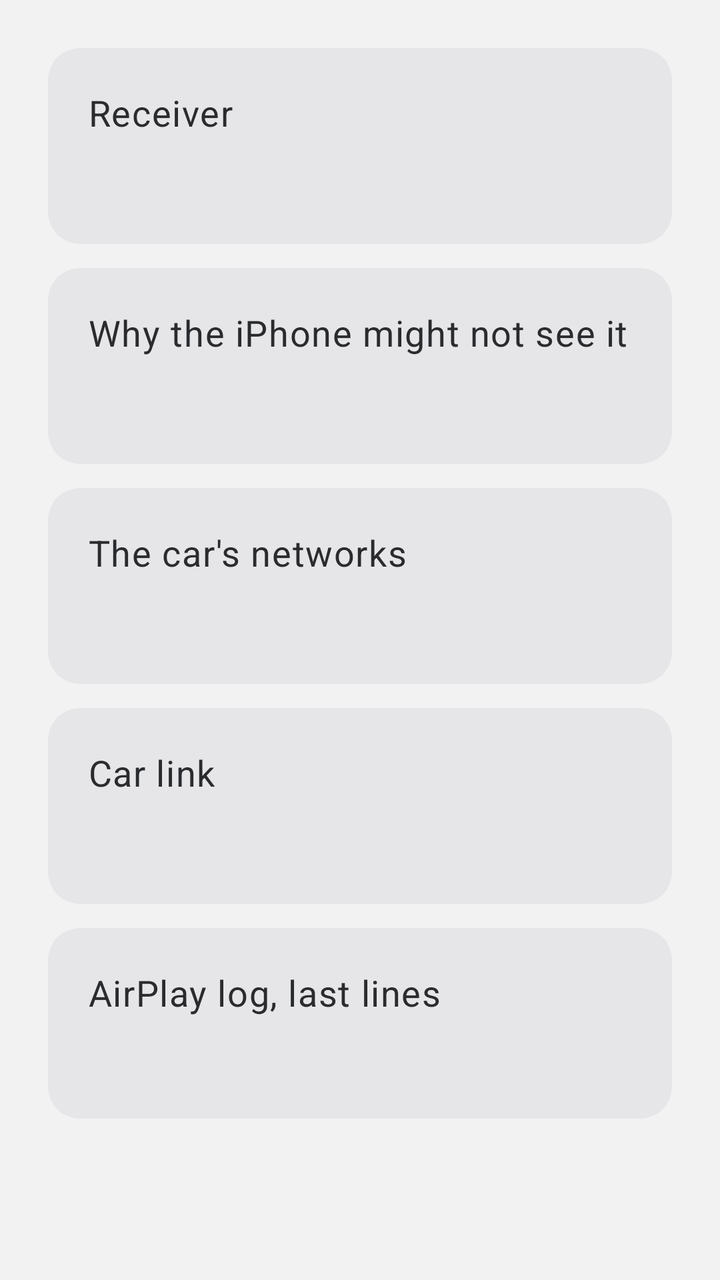
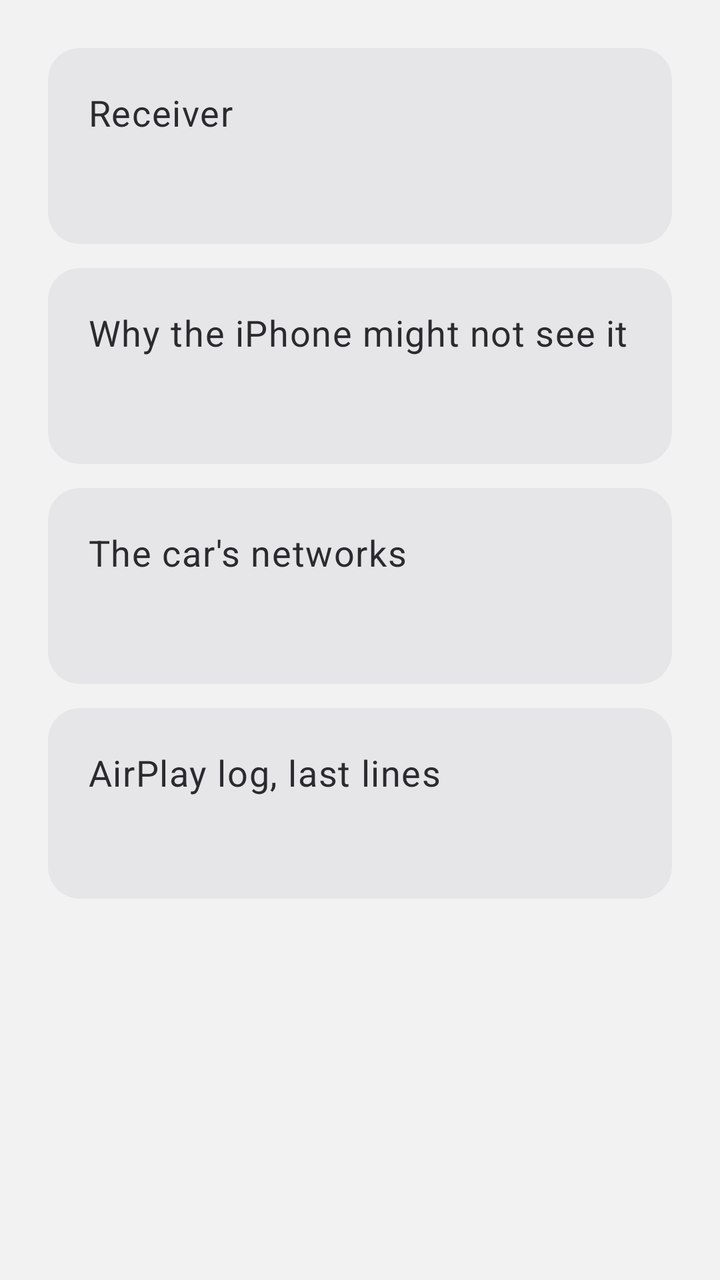

The first picture is an Android layout as it rendered before a commit; the second is the same layout after the commit. The layout source and the unified diff follow.
<!-- AndroidManifest.xml: application theme Theme.Veil -->
<!-- res/layout/fragment_network.xml -->
<?xml version="1.0" encoding="utf-8"?>
<ScrollView xmlns:android="http://schemas.android.com/apk/res/android"
    android:layout_width="match_parent"
    android:layout_height="match_parent"
    android:clipToPadding="false"
    android:paddingStart="@dimen/page_padding"
    android:paddingTop="@dimen/gutter"
    android:paddingEnd="@dimen/page_padding"
    android:paddingBottom="@dimen/page_padding">

    <LinearLayout
        android:layout_width="match_parent"
        android:layout_height="wrap_content"
        android:orientation="vertical">

        <LinearLayout
            android:layout_width="match_parent"
            android:layout_height="wrap_content"
            android:layout_marginTop="@dimen/gutter"
            android:background="@drawable/bg_card"
            android:orientation="vertical"
            android:padding="@dimen/row_padding">

            <TextView
                android:layout_width="match_parent"
                android:layout_height="wrap_content"
                android:text="@string/net_receiver_title"
                android:textAppearance="@style/TextAppearance.Veil.Body" />

            <TextView
                android:id="@+id/net_receiver"
                android:layout_width="match_parent"
                android:layout_height="wrap_content"
                android:layout_marginTop="@dimen/gutter"
                android:fontFeatureSettings="tnum"
                android:textAppearance="@style/TextAppearance.Veil.Caption"
                android:textColor="@color/text_secondary"
                android:textIsSelectable="true" />
        </LinearLayout>

        <LinearLayout
            android:layout_width="match_parent"
            android:layout_height="wrap_content"
            android:layout_marginTop="@dimen/gutter"
            android:background="@drawable/bg_card"
            android:orientation="vertical"
            android:padding="@dimen/row_padding">

            <TextView
                android:layout_width="match_parent"
                android:layout_height="wrap_content"
                android:text="@string/net_advice_title"
                android:textAppearance="@style/TextAppearance.Veil.Body" />

            <TextView
                android:id="@+id/net_advice"
                android:layout_width="match_parent"
                android:layout_height="wrap_content"
                android:layout_marginTop="@dimen/gutter"
                android:maxWidth="760dp"
                android:textAppearance="@style/TextAppearance.Veil.Caption"
                android:textColor="@color/text_secondary" />
        </LinearLayout>

        <LinearLayout
            android:layout_width="match_parent"
            android:layout_height="wrap_content"
            android:layout_marginTop="@dimen/gutter"
            android:background="@drawable/bg_card"
            android:orientation="vertical"
            android:padding="@dimen/row_padding">

            <TextView
                android:layout_width="match_parent"
                android:layout_height="wrap_content"
                android:text="@string/net_networks_title"
                android:textAppearance="@style/TextAppearance.Veil.Body" />

            <TextView
                android:id="@+id/net_networks"
                android:layout_width="match_parent"
                android:layout_height="wrap_content"
                android:layout_marginTop="@dimen/gutter"
                android:fontFeatureSettings="tnum"
                android:textAppearance="@style/TextAppearance.Veil.Caption"
                android:textColor="@color/text_secondary"
                android:textIsSelectable="true" />
        </LinearLayout>

        <LinearLayout
            android:layout_width="match_parent"
            android:layout_height="wrap_content"
            android:layout_marginTop="@dimen/gutter"
            android:background="@drawable/bg_card"
            android:orientation="vertical"
            android:padding="@dimen/row_padding">

            <TextView
                android:layout_width="match_parent"
                android:layout_height="wrap_content"
                android:text="@string/net_car_title"
                android:textAppearance="@style/TextAppearance.Veil.Body" />

            <TextView
                android:id="@+id/net_car"
                android:layout_width="match_parent"
                android:layout_height="wrap_content"
                android:layout_marginTop="@dimen/gutter"
                android:textAppearance="@style/TextAppearance.Veil.Caption"
                android:textColor="@color/text_secondary" />
        </LinearLayout>

        <LinearLayout
            android:layout_width="match_parent"
            android:layout_height="wrap_content"
            android:layout_marginTop="@dimen/gutter"
            android:background="@drawable/bg_card"
            android:orientation="vertical"
            android:padding="@dimen/row_padding">

            <TextView
                android:layout_width="match_parent"
                android:layout_height="wrap_content"
                android:text="@string/net_log_title"
                android:textAppearance="@style/TextAppearance.Veil.Body" />

            <TextView
                android:id="@+id/net_log"
                android:layout_width="match_parent"
                android:layout_height="wrap_content"
                android:layout_marginTop="@dimen/gutter"
                android:fontFamily="monospace"
                android:textAppearance="@style/TextAppearance.Veil.Micro"
                android:textColor="@color/text_secondary"
                android:textIsSelectable="true" />
        </LinearLayout>
    </LinearLayout>
</ScrollView>
<!-- resources referenced by this layout -->
<resources>
  <color name="text_secondary">#FF6B6D72</color>
  <dimen name="gutter">12dp</dimen>
  <dimen name="page_padding">24dp</dimen>
  <dimen name="row_padding">20dp</dimen>
  <!-- drawable bg_card (drawable) -->
  <?xml version="1.0" encoding="utf-8"?>
  <shape xmlns:android="http://schemas.android.com/apk/res/android" android:shape="rectangle">
      <solid android:color="@color/card" />
      <corners android:radius="@dimen/corner_radius_card" />
  </shape>
  <string name="net_advice_title">Why the iPhone might not see it</string>
  <string name="net_car_title">Car link</string>
  <string name="net_log_title">AirPlay log, last lines</string>
  <string name="net_networks_title">The car\'s networks</string>
  <string name="net_receiver_title">Receiver</string>
  <style name="TextAppearance.Veil.Body">
          <item name="android:textSize">@dimen/text_body</item>
      </style>
  <style name="TextAppearance.Veil.Caption">
          <item name="android:textSize">@dimen/text_caption</item>
      </style>
  <style name="TextAppearance.Veil.Micro">
          <item name="android:textSize">@dimen/text_micro</item>
      </style>
  <style name="Theme.Veil" parent="Base.Theme.Veil" />
  <color name="card">#FFE6E6E8</color>
  <dimen name="corner_radius_card">16dp</dimen>
  <dimen name="text_body">18sp</dimen>
  <dimen name="text_caption">16sp</dimen>
  <dimen name="text_micro">14sp</dimen>
  <color name="energy">#FFF0622D</color>
  <color name="on_energy">#FFFFFFFF</color>
  <color name="energy_quiet">#FFFDEDE6</color>
  <color name="energy_text">#FFC9491A</color>
  <color name="surface">#FFFAFAFB</color>
  <color name="sunken">#FFE6E6E8</color>
  <color name="text_primary">#FF2A2B2E</color>
  <color name="danger">#FFE0393E</color>
  <color name="bg">#FFF2F2F3</color>
  <color name="line">#FFDDDDE0</color>
  <style name="Widget.Veil.Switch" parent="Widget.AppCompat.CompoundButton.Switch">
          <item name="android:thumb">@drawable/switch_thumb</item>
          <item name="track">@drawable/switch_track</item>
          <item name="switchMinWidth">56dp</item>
          <item name="android:background">@null</item>
      </style>
  <style name="MaterialAlertDialog.Veil.Title" parent="MaterialAlertDialog.Material3.Title.Text">
          <item name="android:textSize">@dimen/text_title</item>
          <item name="android:textColor">@color/text_primary</item>
      </style>
  <style name="MaterialAlertDialog.Veil.Body" parent="MaterialAlertDialog.Material3.Body.Text">
          <item name="android:textSize">@dimen/text_row</item>
          <item name="android:textColor">@color/text_primary</item>
      </style>
  <!-- drawable switch_thumb (drawable) -->
  <?xml version="1.0" encoding="utf-8"?>
  <layer-list xmlns:android="http://schemas.android.com/apk/res/android">
      <item android:bottom="4dp" android:left="4dp" android:right="4dp" android:top="4dp">
          <shape android:shape="oval">
              <solid android:color="@color/white" />
              <size android:width="22dp" android:height="22dp" />
          </shape>
      </item>
  </layer-list>
  <!-- drawable switch_track (drawable) -->
  <?xml version="1.0" encoding="utf-8"?>
  <selector xmlns:android="http://schemas.android.com/apk/res/android">
      <item android:state_checked="true">
          <shape android:shape="rectangle">
              <solid android:color="@color/energy" />
              <corners android:radius="15dp" />
              <size android:width="56dp" android:height="30dp" />
          </shape>
      </item>
      <item>
          <shape android:shape="rectangle">
              <solid android:color="@color/text_tertiary" />
              <corners android:radius="15dp" />
              <size android:width="56dp" android:height="30dp" />
          </shape>
      </item>
  </selector>
  <dimen name="text_title">26sp</dimen>
  <dimen name="text_row">21sp</dimen>
  <color name="white">#FFFFFFFF</color>
  <color name="text_tertiary">#FF9EA0A5</color>
  <!-- unchanged entries left out for length: 2 -->
</resources>

<!-- the commit's change to res/layout/fragment_network.xml (unified diff, before → after) -->
@@ -98,29 +98,6 @@
             <TextView
                 android:layout_width="match_parent"
                 android:layout_height="wrap_content"
-                android:text="@string/net_car_title"
-                android:textAppearance="@style/TextAppearance.Veil.Body" />
-
-            <TextView
-                android:id="@+id/net_car"
-                android:layout_width="match_parent"
-                android:layout_height="wrap_content"
-                android:layout_marginTop="@dimen/gutter"
-                android:textAppearance="@style/TextAppearance.Veil.Caption"
-                android:textColor="@color/text_secondary" />
-        </LinearLayout>
-
-        <LinearLayout
-            android:layout_width="match_parent"
-            android:layout_height="wrap_content"
-            android:layout_marginTop="@dimen/gutter"
-            android:background="@drawable/bg_card"
-            android:orientation="vertical"
-            android:padding="@dimen/row_padding">
-
-            <TextView
-                android:layout_width="match_parent"
-                android:layout_height="wrap_content"
                 android:text="@string/net_log_title"
                 android:textAppearance="@style/TextAppearance.Veil.Body" />
 
<!-- resource entries referenced after the edit -->
@@ -11,7 +11,6 @@
       <corners android:radius="@dimen/corner_radius_card" />
   </shape>
   <string name="net_advice_title">Why the iPhone might not see it</string>
-  <string name="net_car_title">Car link</string>
   <string name="net_log_title">AirPlay log, last lines</string>
   <string name="net_networks_title">The car\'s networks</string>
   <string name="net_receiver_title">Receiver</string>
